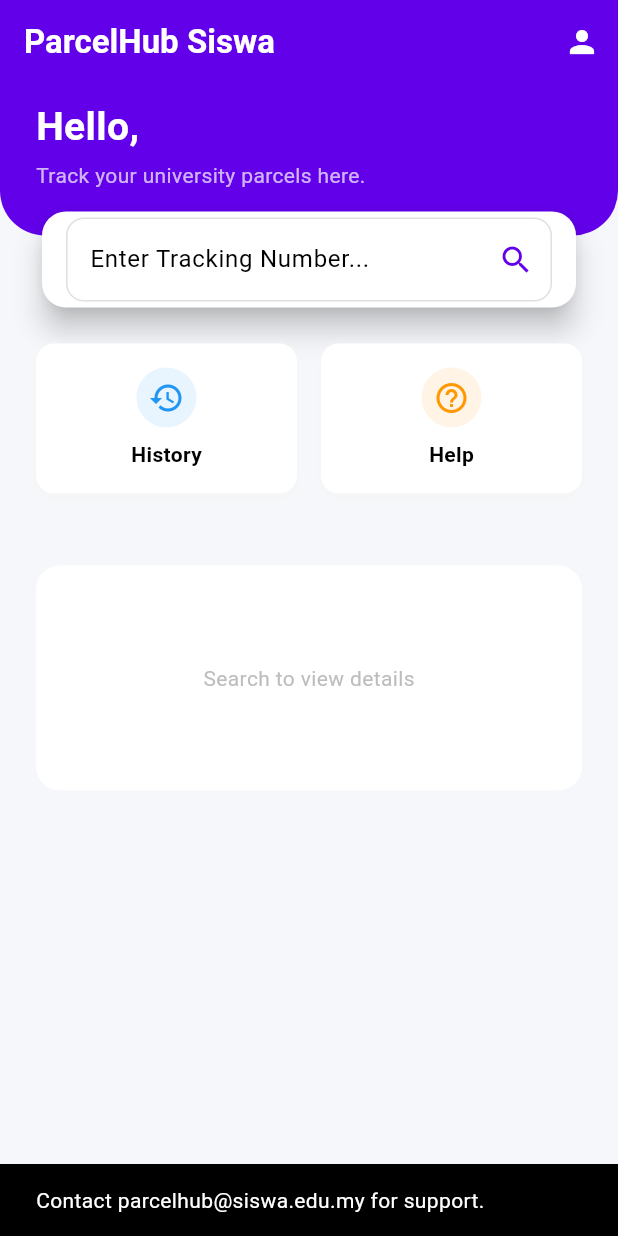
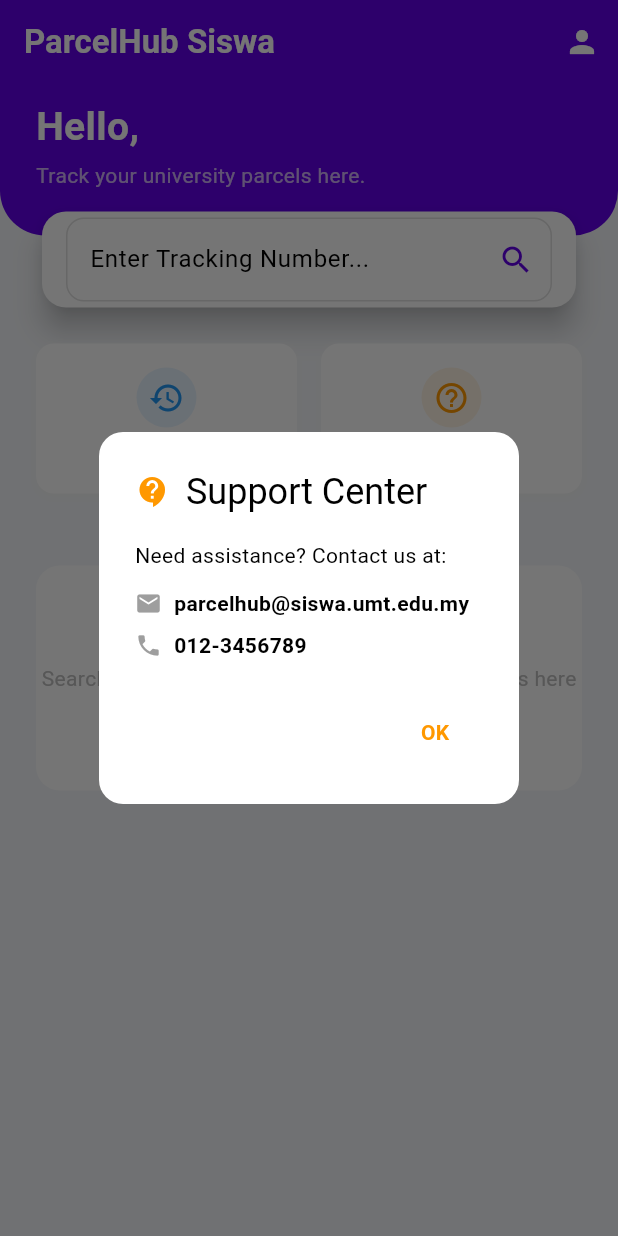
Before and after one commit to NazirulImran/parcelhub_siswa, a Flutter app: the StudentHomeScreen screen opened directly, after a tap on "Help", on a phone screen of 412 x 824 dp. Run offline on Flutter 3.47's test engine with Material 3 defaults, Android fonts, the phone set to English and light mode, and no system bars; our stand-ins replace cloud_firestore, firebase_auth, firebase_core, firebase_storage, image_picker, qr_flutter; missing offline and left inert: mobile_scanner; accounts and stored records are empty.

Commit message:
update staff_verify_pickup

```diff
--- a/lib/staff/staff_verify_pickup.dart
+++ b/lib/staff/staff_verify_pickup.dart
@@ -130,20 +130,6 @@ class _StaffVerifyPickupState extends State<StaffVerifyPickup> {
                            Expanded(
                              child: GestureDetector(
                                onTap: () {
-                                 // Optionally show full image
-                               },
-                               child: Container(
-                                 decoration: BoxDecoration(border: Border.all(color: Colors.grey)),
-                                 child: Image.memory(base64Decode(_parcelData!['receipt_image']), fit: BoxFit.cover),
-                               ),
-                             ),
-                           ),
-
-                        // Show Receipt if Online Payment
-                        if (_parcelData!['payment_method'] == 'Online' && _parcelData!['receipt_image'] != null)
-                           Expanded(
-                             child: GestureDetector(
-                               onTap: () {
                                  showDialog(context: context, builder: (_) => Dialog(child: Image.network(_parcelData!['receipt_image'])));
                                },
                                child: Container(
--- a/lib/student/student_home.dart
+++ b/lib/student/student_home.dart
@@ -211,14 +211,59 @@ class _StudentHomeScreenState extends State<StudentHomeScreen> {
                     onTap: () => Navigator.push(context, MaterialPageRoute(builder: (_) => const StudentHistoryScreen())),
                   )),
                   const SizedBox(width: 16),
-                  Expanded(child: _MenuButton(
-                    icon: Icons.help_outline,
-                    label: "Help",
-                    color: Colors.orange,
-                    onTap: () {
-                       ScaffoldMessenger.of(context).showSnackBar(const SnackBar(content: Text("Contact parcelhub@siswa.edu.my for support.")));
-                    },
-                  )),
+                  Expanded(
+                      child: _MenuButton(
+                        icon: Icons.help_outline,
+                        label: "Help",
+                        color: Colors.orange,
+                        onTap: () {
+                          // --- NEW POPUP CODE ---
+                          showDialog(
+                            context: context,
+                            builder: (ctx) => AlertDialog(
+                              shape: RoundedRectangleBorder(borderRadius: BorderRadius.circular(16)),
+                              title: const Row(
+                                children: [
+                                  Icon(Icons.contact_support, color: Colors.orange),
+                                  SizedBox(width: 10),
+                                  Text("Support Center"),
+                                ],
+                              ),
+                              content: const Column(
+                                mainAxisSize: MainAxisSize.min, // Make dialog fit content
+                                crossAxisAlignment: CrossAxisAlignment.start,
+                                children: [
+                                  Text("Need assistance? Contact us at:"),
+                                  SizedBox(height: 12),
+                                  Row(
+                                    children: [
+                                      Icon(Icons.email, size: 18, color: Colors.grey),
+                                      SizedBox(width: 8),
+                                      Expanded(child: Text("parcelhub@siswa.umt.edu.my", style: TextStyle(fontWeight: FontWeight.bold))),
+                                    ],
+                                  ),
+                                  SizedBox(height: 8),
+                                  Row(
+                                    children: [
+                                      Icon(Icons.phone, size: 18, color: Colors.grey),
+                                      SizedBox(width: 8),
+                                      Text("012-3456789", style: TextStyle(fontWeight: FontWeight.bold)),
+                                    ],
+                                  ),
+                                ],
+                              ),
+                              actions: [
+                                TextButton(
+                                  onPressed: () => Navigator.pop(ctx), // Close the popup
+                                  child: const Text("OK", style: TextStyle(color: Colors.orange, fontWeight: FontWeight.bold)),
+                                ),
+                              ],
+                            ),
+                          );
+                          // ----------------------
+                        },
+                      ),
+                    ),
                 ],
               ),
             ),
@@ -236,7 +281,7 @@ class _StudentHomeScreenState extends State<StudentHomeScreen> {
                           width: double.infinity,
                           alignment: Alignment.center,
                           decoration: BoxDecoration(color: Colors.white, borderRadius: BorderRadius.circular(16)),
-                          child: Text(_statusMessage.isEmpty ? "Search to view details" : _statusMessage, style: TextStyle(color: Colors.grey[400])),
+                          child: Text(_statusMessage.isEmpty ? "Search for parcel's tracking number to view details here" : _statusMessage, style: TextStyle(color: Colors.grey[400])),
                         ),
             ),
           ],
```
